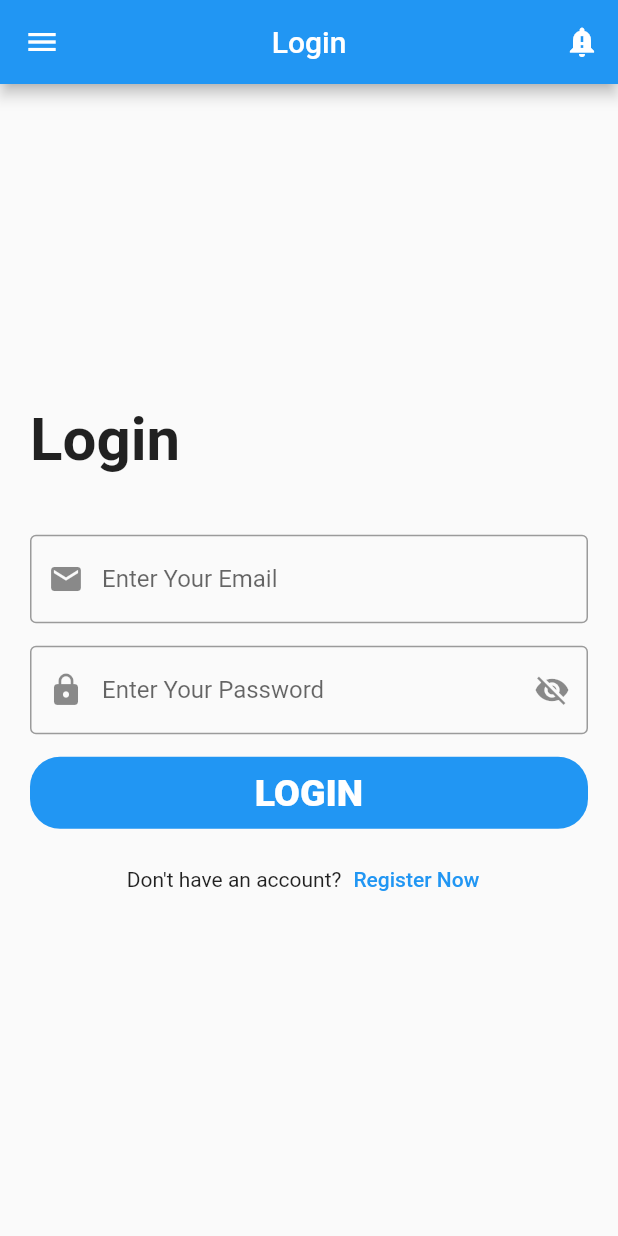
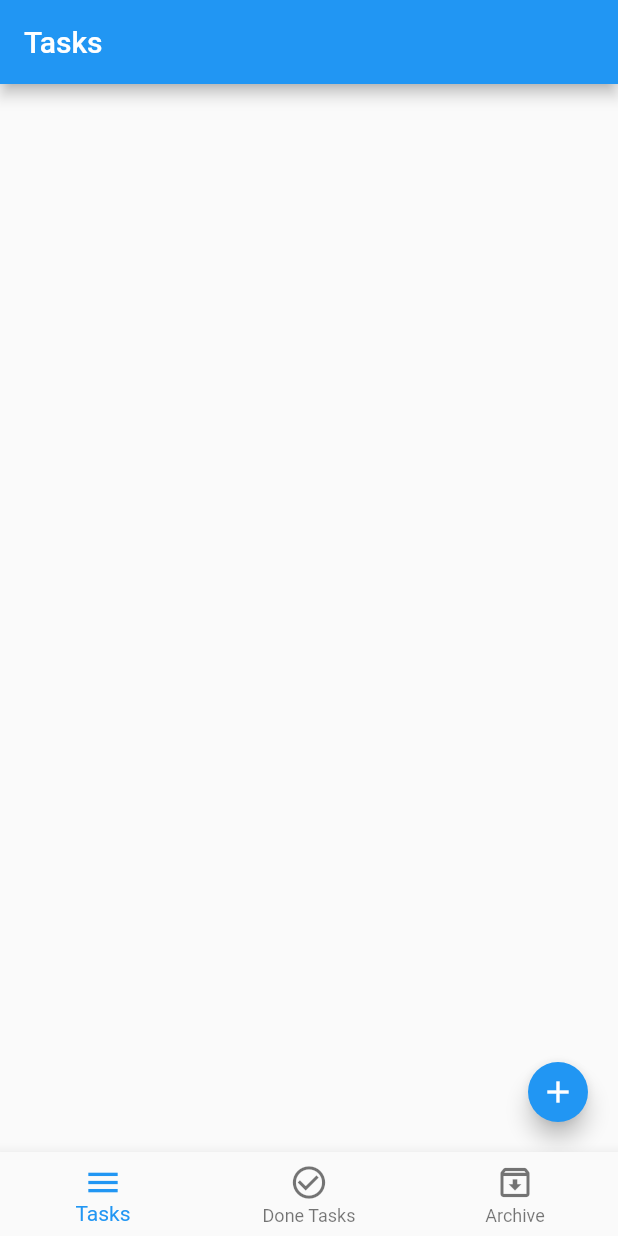
Before and after one commit to AhmedSayed117/Flutter_Designs, a Flutter app: the screen it shows after launch, on a phone screen of 412 x 824 dp. Run offline on Flutter 3.47's test engine with Material 2 defaults, Android fonts, the phone set to English and light mode, and no system bars; our stand-ins replace sqflite; accounts and stored records are empty.

Commit message:
todo app + sqflite

```diff
--- /dev/null
+++ b/lib/layout/home_layout.dart
@@ -0,0 +1,73 @@
+import 'package:bmi_app/modules/todo/archine_tasks/archive_screen.dart';
+import 'package:bmi_app/modules/todo/done_tasks/done_tasks_screen.dart';
+import 'package:flutter/material.dart';
+
+import '../modules/todo/tasks/tasks_screen.dart';
+import '../shared/network/local/sqflitemodel.dart';
+
+class HomeLayout extends StatefulWidget {
+  HomeLayout({Key? key}) : super(key: key);
+
+  @override
+  State<HomeLayout> createState() => _HomeLayoutState();
+}
+
+class _HomeLayoutState extends State<HomeLayout> {
+  int currentIndex = 0;
+
+
+  List<Widget> screens = [
+    const TasksScreen(),
+    const DoneTasksScreen(),
+    const ArchiveTasksScreen(),
+  ];
+
+  List<String> titles = [
+    "Tasks",
+    "Done Tasks",
+    "Archive Tasks",
+  ];
+
+
+  @override
+  Widget build(BuildContext context) {
+    return Scaffold(
+      appBar: AppBar(
+        title: Text(
+          titles[currentIndex],
+        ),
+      ),
+      body: screens[currentIndex],
+      bottomNavigationBar: BottomNavigationBar(
+        currentIndex: currentIndex,
+        onTap: (index) {
+          setState(() {
+            currentIndex = index;
+          });
+        },
+        type: BottomNavigationBarType.fixed,
+        iconSize: 26.0,
+        items: const [
+          BottomNavigationBarItem(
+            icon: Icon(
+              Icons.menu,
+            ),
+            label: 'Tasks',
+          ),
+          BottomNavigationBarItem(
+            icon: Icon(
+              Icons.check_circle_outline,
+            ),
+            label: 'Done Tasks',
+          ),
+          BottomNavigationBarItem(
+            icon: Icon(
+              Icons.archive_outlined,
+            ),
+            label: 'Archive',
+          ),
+        ],
+      ),
+    );
+  }
+}
--- a/lib/main.dart
+++ b/lib/main.dart
@@ -3,6 +3,7 @@ import 'package:bmi_app/modules/login/login_page.dart';
 import 'package:flutter/material.dart';
 
 
+import 'layout/home_layout.dart';
 import 'modules/bmi/Bmi_screen.dart';
 
 void main() {
@@ -15,7 +16,7 @@ class MyApp extends StatelessWidget{
   Widget build(BuildContext context) {
     return MaterialApp(
       debugShowCheckedModeBanner: false,
-      home: Login(),
+      home: HomeLayout(),
     );
   }
 }
--- /dev/null
+++ b/lib/modules/todo/tasks/tasks_screen.dart
@@ -0,0 +1,46 @@
+import 'package:bmi_app/shared/compunents/tasks.dart';
+import 'package:flutter/cupertino.dart';
+import 'package:flutter/material.dart';
+
+import '../../../shared/compunents/comonents.dart';
+import '../add_task/add_task_screen.dart';
+
+class TasksScreen extends StatelessWidget {
+  const TasksScreen({Key? key}) : super(key: key);
+
+  @override
+  Widget build(BuildContext context) {
+    return Scaffold(
+      floatingActionButton: FloatingActionButton(
+        child: const Icon(
+          Icons.add,
+        ),
+        onPressed: () {
+          Navigator.push(
+            context,
+            MaterialPageRoute(
+              builder: (context) => AddTasksScreen(),
+            ),
+          );
+        },
+        mini: true,
+      ),
+      body: ListView.separated(
+        physics: const BouncingScrollPhysics(),
+        itemBuilder: (context,index) => taskInfo(tasks[index]),
+          separatorBuilder: (context,index) =>Padding(
+            padding: const EdgeInsetsDirectional.only(
+              start: 20.0,
+            ),
+            child: Container(
+              width: double.infinity,
+              height: 1.0,
+              color: Colors.grey,
+              child: const SizedBox(height: 15.0,),
+            ),
+          ),
+          itemCount: tasks.length,
+      ),
+    );
+  }
+}
--- /dev/null
+++ b/lib/shared/compunents/tasks.dart
@@ -0,0 +1 @@
+List<Map> tasks = [];
--- a/pubspec.yaml
+++ b/pubspec.yaml
@@ -30,10 +30,11 @@ dependencies:
   flutter:
     sdk: flutter
 
-
   # The following adds the Cupertino Icons font to your application.
   # Use with the CupertinoIcons class for iOS style icons.
   cupertino_icons: ^1.0.2
+  sqflite: ^2.0.2+1
+  intl: ^0.17.0
 
 dev_dependencies:
   flutter_test:
```
Also changed, not shown: lib/modules/todo/add_task/add_task_screen.dart (added, +143 -0 lines), lib/modules/todo/archine_tasks/archive_screen.dart (added, +18 -0 lines), lib/modules/todo/done_tasks/done_tasks_screen.dart (added, +18 -0 lines), lib/shared/compunents/comonents.dart (+39 -0 lines), lib/shared/network/local/sqflitemodel.dart (added, +58 -0 lines), pubspec.lock.
